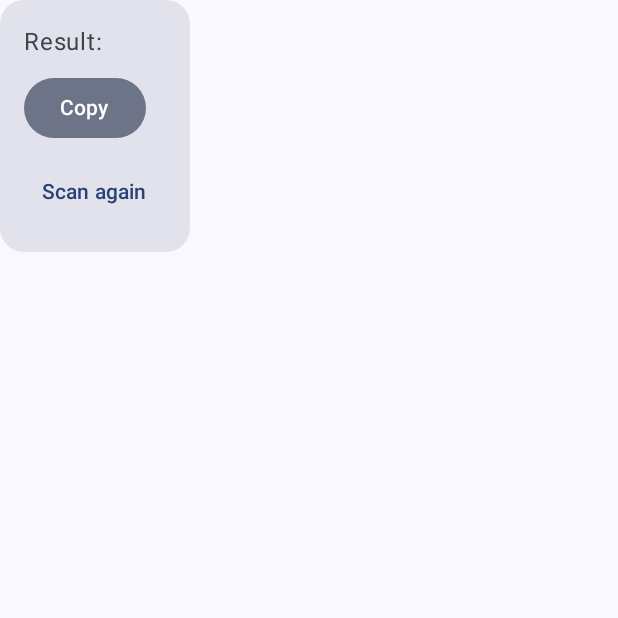
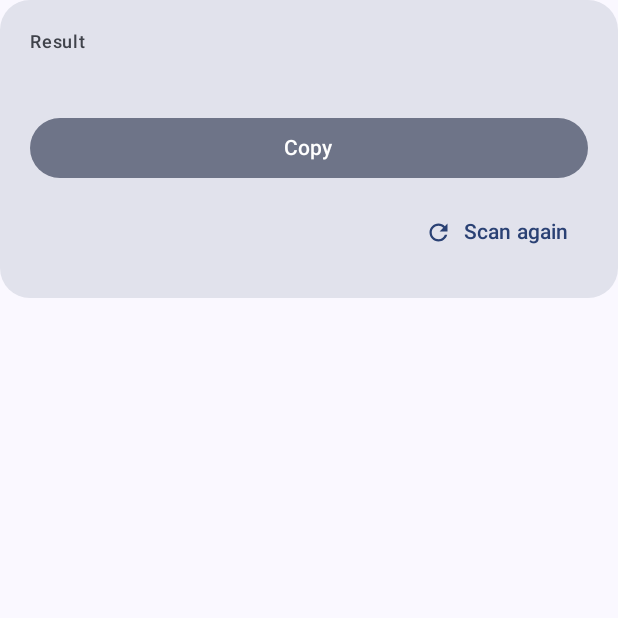
Before and after one commit to DanMotive/QR-Scanner, an Android app built with Jetpack Compose: the composable ResultCard called with empty values, on a phone screen of 412 x 824 dp, the top half of it. Run offline under Robolectric (Android 15) with nearby library versions, the phone set to English and light mode, and no system bars; 3 statements that could not run were skipped.

Commit message:
резалт кард стал лучше выглядеть

```diff
--- a/app/src/main/java/com/danmotive/qrscanner/ui/components/ResultCard.kt
+++ b/app/src/main/java/com/danmotive/qrscanner/ui/components/ResultCard.kt
@@ -6,16 +6,23 @@ import androidx.compose.foundation.layout.Row
 import androidx.compose.foundation.layout.Spacer
 import androidx.compose.foundation.layout.height
 import androidx.compose.foundation.layout.padding
+import androidx.compose.foundation.layout.size
 import androidx.compose.foundation.shape.RoundedCornerShape
+import androidx.compose.foundation.text.selection.SelectionContainer
+import androidx.compose.material.icons.Icons
+import androidx.compose.material.icons.filled.Refresh
 import androidx.compose.material3.Button
 import androidx.compose.material3.FilledTonalButton
+import androidx.compose.material3.Icon
 import androidx.compose.material3.MaterialTheme
 import androidx.compose.material3.Surface
 import androidx.compose.material3.Text
 import androidx.compose.material3.TextButton
 import androidx.compose.runtime.Composable
+import androidx.compose.ui.Alignment
 import androidx.compose.ui.Modifier
 import androidx.compose.ui.res.stringResource
+import androidx.compose.ui.text.style.TextOverflow
 import androidx.compose.ui.unit.dp
 import com.danmotive.qrscanner.R
 import com.danmotive.qrscanner.ui.core.isWebUrl
@@ -30,28 +37,58 @@ fun ResultCard(
 ) {
     Surface(
         modifier = modifier,
-        shape = RoundedCornerShape(16.dp),
+        shape = RoundedCornerShape(20.dp),
         color = MaterialTheme.colorScheme.surfaceVariant
     ) {
-        Column(modifier = Modifier.padding(16.dp)) {
-            Text(stringResource(R.string.result_format, value))
+        Column(modifier = Modifier.padding(20.dp)) {
+            Text(
+                text = stringResource(R.string.result_label),
+                style = MaterialTheme.typography.labelMedium,
+                color = MaterialTheme.colorScheme.onSurfaceVariant
+            )
 
-            Spacer(modifier = Modifier.height(8.dp))
+            Spacer(modifier = Modifier.height(4.dp))
+
+            SelectionContainer {
+                Text(
+                    text = value,
+                    style = MaterialTheme.typography.bodyLarge,
+                    maxLines = 5,
+                    overflow = TextOverflow.Ellipsis
+                )
+            }
+
+            Spacer(modifier = Modifier.height(16.dp))
 
             Row(horizontalArrangement = Arrangement.spacedBy(8.dp)) {
                 if (isWebUrl(value)) {
-                    Button(onClick = onOpenLink) {
+                    Button(
+                        onClick = onOpenLink,
+                        modifier = Modifier.weight(1f)
+                    ) {
                         Text(stringResource(R.string.open_link))
                     }
                 }
-                FilledTonalButton(onClick = onCopy) {
+                FilledTonalButton(
+                    onClick = onCopy,
+                    modifier = Modifier.weight(1f)
+                ) {
                     Text(stringResource(R.string.copy))
                 }
             }
 
             Spacer(modifier = Modifier.height(8.dp))
 
-            TextButton(onClick = onScanAgain) {
+            TextButton(
+                onClick = onScanAgain,
+                modifier = Modifier.align(Alignment.End)
+            ) {
+                Icon(
+                    imageVector = Icons.Filled.Refresh,
+                    contentDescription = null,
+                    modifier = Modifier.size(18.dp)
+                )
+                Spacer(modifier = Modifier.size(8.dp))
                 Text(stringResource(R.string.scan_again))
             }
         }
--- a/app/src/main/res/values/strings.xml
+++ b/app/src/main/res/values/strings.xml
@@ -13,7 +13,7 @@
     <string name="scan_again">Scan again</string>
     <string name="scan_from_photo">Scan from photos</string>
     <string name="point_camera_hint">Point the camera at a QR code</string>
-    <string name="result_format">Result: %1$s</string>
+    <string name="result_label">Result</string>
     <string name="camera_error">Camera error: %1$s</string>
     <string name="copy">Copy</string>
     <string name="open_link">Open link</string>
```
Also changed, not shown: 1 other file.
